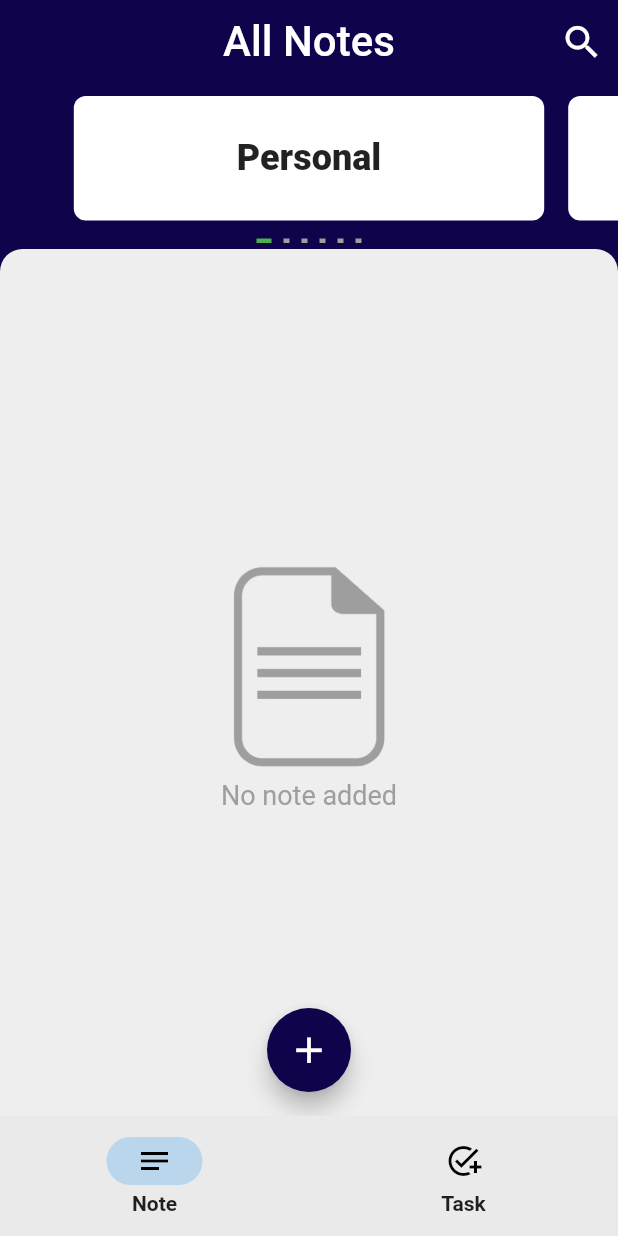
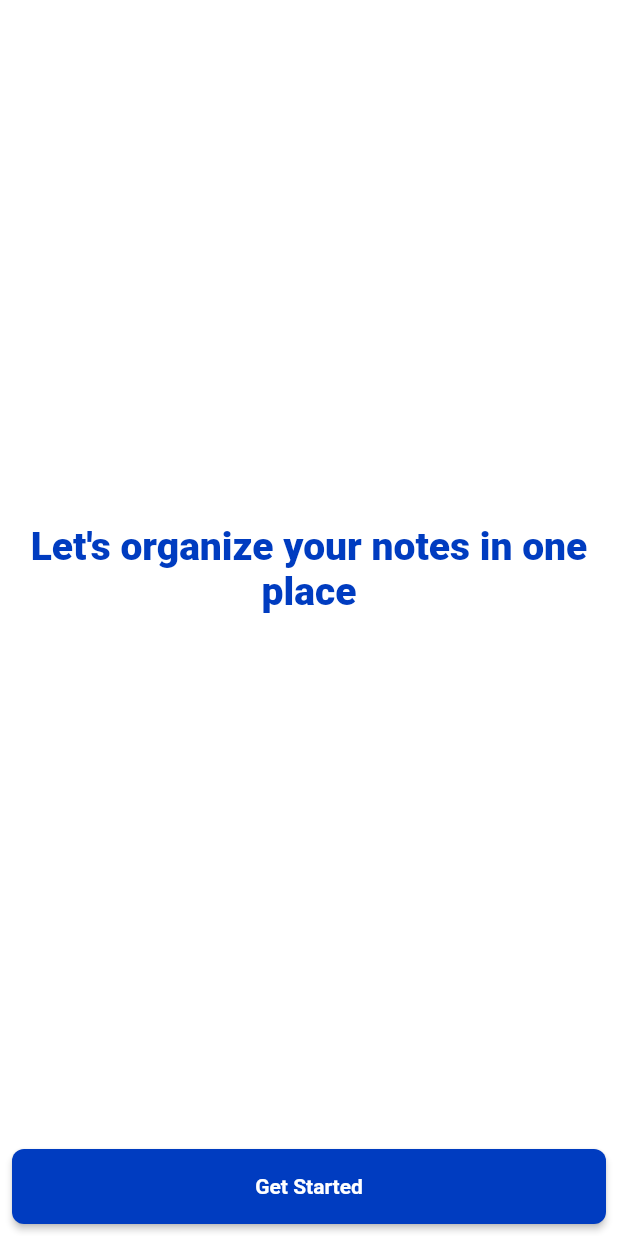
Before and after one commit to austinevick/note-app, a Flutter app: the screen it shows after launch, on a phone screen of 412 x 824 dp. Run offline on Flutter 3.47's test engine with Material 2 defaults, Android fonts, the phone set to English and light mode, and no system bars; our stand-ins replace email_validator, entry, firebase_auth, firebase_core, flutter_riverpod, fluttertoast and 5 more; accounts and stored records are empty.

Commit message:
modified:   android/app/build.gradle 	new file:   android/app/google-services.json 	modified:   android/app/src/main/AndroidManifest.xml 	modified:   android/build.gradle 	modified:   ios/Runner/Info.plist 	modified:   lib/components/custom_button.dart 	new file:   lib/components/custom_textfield.dart 	modified:   lib/main.dart 	modified:   lib/model/note.dart 	new file:   lib/model/user.dart 	new file:   lib/provider/auth_provider.dart 	new file:   lib/provider/theme_provider.dart 	new file:   lib/screens/authentication/signin_screen.dart 	new file:   lib/screens/authentication/signup_screen.dart 	new file:   lib/screens/landing_screen.dart 	modified:   lib/screens/task/task_screen.dart 	modified:   lib/utils/constant.dart 	modified:   pubspec.lock 	modified:   pubspec.yaml

```diff
--- a/lib/components/custom_button.dart
+++ b/lib/components/custom_button.dart
@@ -1,24 +1,29 @@
 import 'package:flutter/material.dart';
+import 'package:fox_note_app/utils/constant.dart';
 
 class CustomButton extends StatelessWidget {
   final VoidCallback? onPressed;
+  final String? text;
 
-  final Color? color;
-  final Widget? child;
-  const CustomButton({Key? key, this.onPressed, this.color, this.child})
-      : super(key: key);
+  const CustomButton({Key? key, this.onPressed, this.text}) : super(key: key);
 
   @override
   Widget build(BuildContext context) {
-    return TextButton(
-      onPressed: onPressed,
-      child: Container(
-          height: 60,
-          alignment: Alignment.center,
-          decoration: BoxDecoration(
-              color: color, //    Color(0xff0020a9),
-              borderRadius: BorderRadius.circular(8)),
-          child: child),
+    return Padding(
+      padding: const EdgeInsets.all(8.0),
+      child: MaterialButton(
+        height: 50,
+        minWidth: double.infinity,
+        color: formColor,
+        onPressed: onPressed,
+        shape: OutlineInputBorder(
+            borderSide: BorderSide.none,
+            borderRadius: BorderRadius.circular(8)),
+        child: Text(
+          text!,
+          style: TextStyle(color: Colors.white, fontWeight: FontWeight.w700),
+        ),
+      ),
     );
   }
 }
--- a/lib/main.dart
+++ b/lib/main.dart
@@ -1,29 +1,30 @@
+import 'package:firebase_core/firebase_core.dart';
 import 'package:flutter/material.dart';
-import 'package:fox_note_app/screens/bottom_navigation_screen.dart';
-import 'package:fox_note_app/screens/note/note_list_screen.dart';
-import 'package:provider/provider.dart';
+import 'package:flutter_riverpod/flutter_riverpod.dart';
+import 'package:fox_note_app/provider/theme_provider.dart';
 
-import 'provider/note_provider.dart';
+import 'screens/landing_screen.dart';
 
-void main() {
-  runApp(MyApp());
+void main() async {
+  WidgetsFlutterBinding.ensureInitialized();
+  await Firebase.initializeApp();
+  runApp(ProviderScope(child: MyApp()));
 }
 
 class MyApp extends StatelessWidget {
   @override
   Widget build(BuildContext context) {
-    return ChangeNotifierProvider(
-      create: (context) => NoteProvider(),
-      child: MaterialApp(
-        color: Color(0x0ff2c2b4b),
-        debugShowCheckedModeBanner: false,
-        title: 'Note App',
-        theme: ThemeData(
-            appBarTheme: AppBarTheme(backgroundColor: const Color(0xff0f044c)),
-            scaffoldBackgroundColor: const Color(0xff0f044c),
-            primaryColor: const Color(0xff0f044c)),
-        home: BottomNavigationScreen(),
-      ),
+    return Consumer(
+      builder: (context, watch, child) {
+        final theme = watch.watch(themeProvider);
+        return MaterialApp(
+          color: Color(0x0ff2c2b4b),
+          debugShowCheckedModeBanner: false,
+          title: 'Note App',
+          theme: theme.darkMode ? lightDark : darkMode,
+          home: LandingScreen(),
+        );
+      },
     );
   }
 }
--- /dev/null
+++ b/lib/provider/theme_provider.dart
@@ -0,0 +1,47 @@
+import 'package:flutter/material.dart';
+import 'package:flutter_riverpod/flutter_riverpod.dart';
+import 'package:fox_note_app/main.dart';
+import 'package:fox_note_app/utils/constant.dart';
+import 'package:shared_preferences/shared_preferences.dart';
+
+final darkMode = ThemeData.dark();
+final lightDark = ThemeData.light().copyWith(
+    appBarTheme: AppBarTheme(backgroundColor: defaultColor),
+    scaffoldBackgroundColor: defaultColor,
+    primaryColor: defaultColor);
+
+final themeProvider = ChangeNotifierProvider((ref) => ThemeProvider());
+
+class ThemeProvider extends ChangeNotifier {
+  final String key = "theme";
+  SharedPreferences? _preferences;
+  bool? _darkMode = false;
+
+  bool get darkMode => _darkMode!;
+
+  ThemeProvider() {
+    _loadFromPreferences();
+  }
+
+  _initialPreferences() async {
+    if (_preferences == null)
+      _preferences = await SharedPreferences.getInstance();
+  }
+
+  _savePreferences() async {
+    await _initialPreferences();
+    _preferences!.setBool(key, _darkMode!);
+  }
+
+  _loadFromPreferences() async {
+    await _initialPreferences();
+    _darkMode = _preferences!.getBool(key) ?? false;
+    notifyListeners();
+  }
+
+  toggleChangeTheme() {
+    _darkMode = !_darkMode!;
+    _savePreferences();
+    notifyListeners();
+  }
+}
--- /dev/null
+++ b/lib/screens/landing_screen.dart
@@ -0,0 +1,42 @@
+import 'package:flutter/material.dart';
+import 'package:flutter_riverpod/flutter_riverpod.dart';
+import 'package:fox_note_app/components/custom_button.dart';
+import 'package:fox_note_app/provider/theme_provider.dart';
+import 'package:fox_note_app/screens/authentication/signin_screen.dart';
+import 'package:fox_note_app/utils/constant.dart';
+
+import '../main.dart';
+
+class LandingScreen extends StatefulWidget {
+  const LandingScreen({Key? key}) : super(key: key);
+
+  @override
+  State<LandingScreen> createState() => _LandingScreenState();
+}
+
+class _LandingScreenState extends State<LandingScreen> {
+  @override
+  Widget build(BuildContext context) {
+    return SafeArea(
+        child: Scaffold(
+      backgroundColor: Colors.white,
+      body: Column(
+        mainAxisAlignment: MainAxisAlignment.center,
+        children: [
+          const Spacer(),
+          Text(
+            'Let\'s organize your notes in one place',
+            textAlign: TextAlign.center,
+            style: TextStyle(
+                color: formColor, fontSize: 26, fontWeight: FontWeight.w800),
+          ),
+          const Spacer(),
+          CustomButton(
+            text: 'Get Started',
+            onPressed: () => pushNavigation(context, const SignInScreen()),
+          )
+        ],
+      ),
+    ));
+  }
+}
--- a/lib/utils/constant.dart
+++ b/lib/utils/constant.dart
@@ -2,3 +2,8 @@ import 'package:flutter/material.dart';
 
 final titleStyle = TextStyle(fontSize: 17, fontWeight: FontWeight.bold);
 final contentStyle = TextStyle(fontSize: 17);
+final defaultColor = const Color(0xff0f044c);
+final formColor = const Color(0xff003cc0);
+
+void pushNavigation(BuildContext context, Widget child) =>
+    Navigator.push(context, MaterialPageRoute(builder: (context) => child));
```
Also changed, not shown: lib/components/custom_textfield.dart (added, +37 -0 lines), lib/model/note.dart (+20 -0 lines), lib/model/user.dart (added, +26 -0 lines), lib/provider/auth_provider.dart (added, +20 -0 lines), lib/screens/authentication/signin_screen.dart (added, +80 -0 lines), lib/screens/authentication/signup_screen.dart (added, +129 -0 lines), lib/screens/task/task_screen.dart (+19 -8 lines), pubspec.yaml (+9 -2 lines), pubspec.lock, 5 other files.
